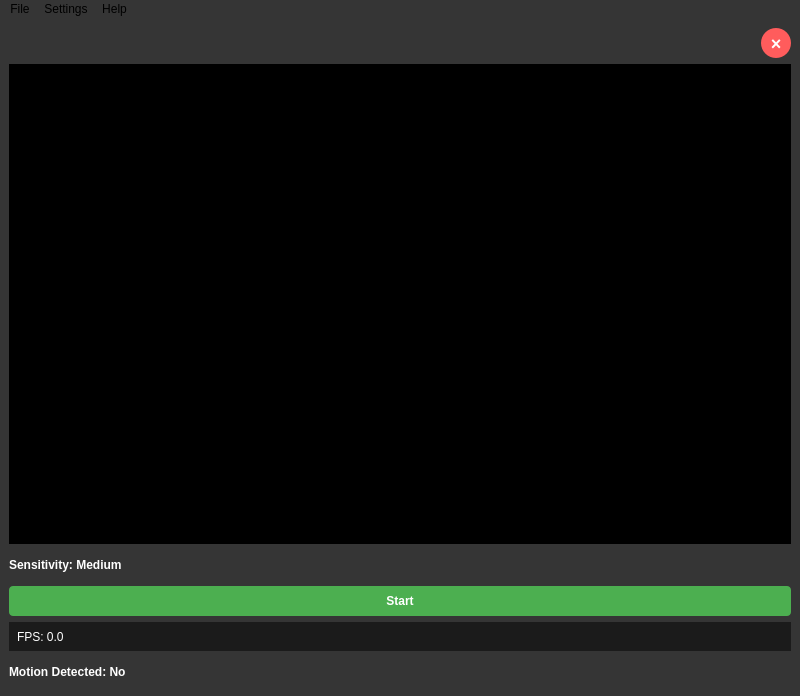
Old version of the form mainwindow.ui in the repository ProgerPoRaschety/Glazochek.
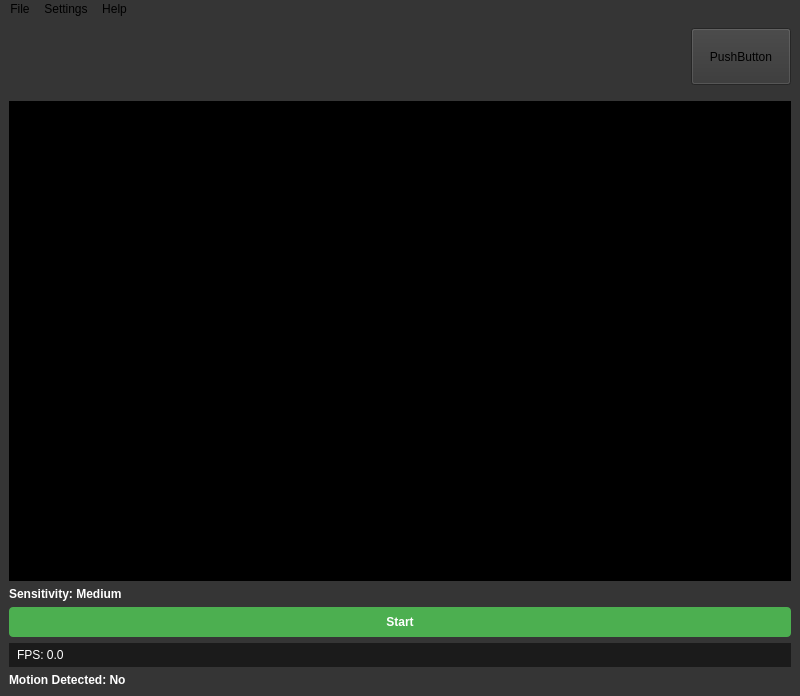
New version of the form.

Patch:
```diff
--- a/mainwindow.ui
+++ b/mainwindow.ui
@@ -19,7 +19,27 @@
   <widget class="QWidget" name="centralwidget">
    <layout class="QVBoxLayout" name="mainLayout">
     <item>
-     <layout class="QHBoxLayout" name="topPanelLayout">
+     <widget class="QPushButton" name="closeButton">
+      <property name="minimumSize">
+       <size>
+        <width>10</width>
+        <height>10</height>
+       </size>
+      </property>
+      <property name="maximumSize">
+       <size>
+        <width>100</width>
+        <height>100</height>
+       </size>
+      </property>
+      <property name="layoutDirection">
+       <enum>Qt::RightToLeft</enum>
+      </property>
+      <property name="text">
+       <string>PushButton</string>
+      </property>
+     </widget>
+    </item>
       <item>
        <spacer name="horizontalSpacer">
         <property name="orientation">
@@ -28,48 +48,13 @@
         <property name="sizeHint" stdset="0">
          <size>
           <width>0</width>
-          <height>20</height>
+        <height>10</height>
          </size>
         </property>
        </spacer>
       </item>
       <item>
-       <widget class="QPushButton" name="closeButton">
-        <property name="minimumSize">
-         <size>
-          <width>30</width>
-          <height>30</height>
-         </size>
-        </property>
-        <property name="maximumSize">
-         <size>
-          <width>30</width>
-          <height>30</height>
-         </size>
-        </property>
-        <property name="styleSheet">
-         <string notr="true">QPushButton {
-                      background-color: #ff5c5c;
-                      color: white;
-                      border-radius: 15px;
-                      border: none;
-                      font-size: 18px;
-                      font-weight: bold;
-                    }
-                    QPushButton:hover {
-                      background-color: #ff3b3b;
-                    }
-                    QPushButton:pressed {
-                      background-color: #ff1a1a;
-                    }</string>
-        </property>
-        <property name="text">
-         <string>×</string>
-        </property>
-       </widget>
-      </item>
-     </layout>
-    </item>
+     <layout class="QHBoxLayout" name="topPanelLayout">
     <item>
      <widget class="QLabel" name="cameraLabel">
       <property name="minimumSize">
@@ -86,6 +71,8 @@
       </property>
      </widget>
     </item>
+     </layout>
+    </item>
     <item>
      <layout class="QVBoxLayout" name="controlLayout">
       <item>
```
Left out of the diff: 58 changed lines with no effect on the pictures. Lines whose indentation alone changed are shown as unchanged.
